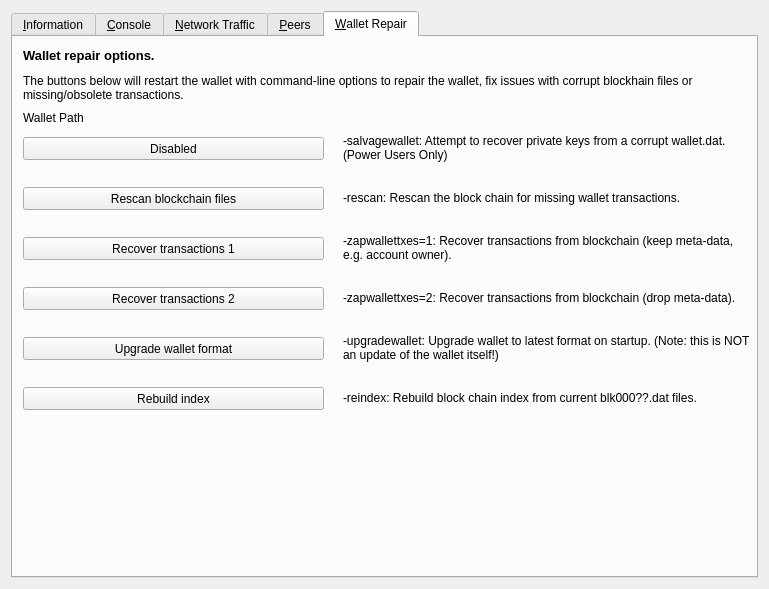
Above: src/qt/forms/rpcconsole.ui from duality-solutions/Sequence before the change. Below: the same form after it.
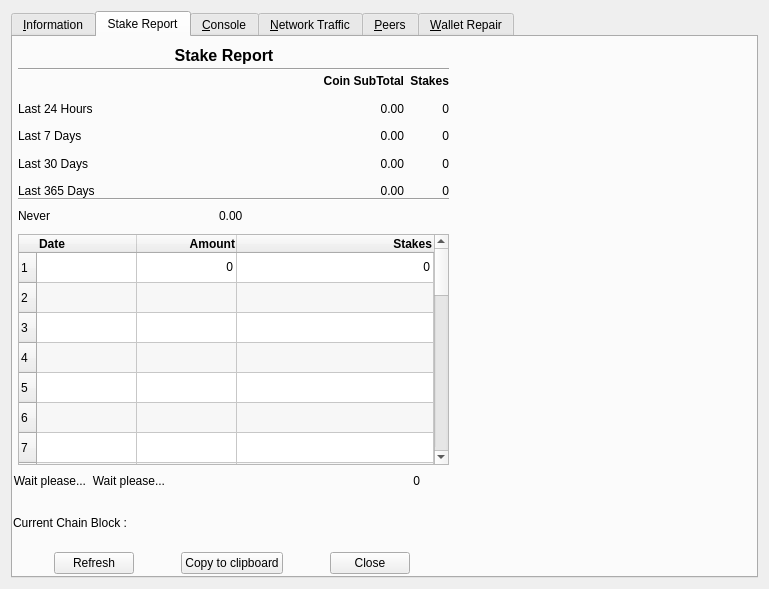
That is the form after the change. Icons and pictures are not drawn. Custom widgets are drawn as their Qt base class.

Commit message: [WIP]Add Stake Report to Tools Window

Patch:
```diff
--- a/src/qt/forms/rpcconsole.ui
+++ b/src/qt/forms/rpcconsole.ui
@@ -21,7 +21,7 @@
 QTabBar { alignment: left; }</string>
      </property>
      <property name="currentIndex">
-      <number>4</number>
+      <number>1</number>
      </property>
      <widget class="QWidget" name="tab_info">
       <attribute name="title">
@@ -420,6 +420,841 @@
        </item>
       </layout>
      </widget>
+     <widget class="QWidget" name="tab">
+      <attribute name="title">
+       <string>Stake Report</string>
+      </attribute>
+      <widget class="QWidget" name="horizontalLayoutWidget">
+       <property name="geometry">
+        <rect>
+         <x>0</x>
+         <y>510</y>
+         <width>441</width>
+         <height>32</height>
+        </rect>
+       </property>
+       <layout class="QHBoxLayout" name="horizontalLayout_6" stretch="1,2,1">
+        <property name="sizeConstraint">
+         <enum>QLayout::SetDefaultConstraint</enum>
+        </property>
+        <item>
+         <widget class="QPushButton" name="button_Refresh">
+          <property name="sizePolicy">
+           <sizepolicy hsizetype="Maximum" vsizetype="Fixed">
+            <horstretch>0</horstretch>
+            <verstretch>0</verstretch>
+           </sizepolicy>
+          </property>
+          <property name="toolTip">
+           <string>Refresh the data</string>
+          </property>
+          <property name="text">
+           <string>Refresh</string>
+          </property>
+         </widget>
+        </item>
+        <item>
+         <widget class="QPushButton" name="CopytoClipboard">
+          <property name="sizePolicy">
+           <sizepolicy hsizetype="Fixed" vsizetype="Fixed">
+            <horstretch>0</horstretch>
+            <verstretch>0</verstretch>
+           </sizepolicy>
+          </property>
+          <property name="minimumSize">
+           <size>
+            <width>100</width>
+            <height>0</height>
+           </size>
+          </property>
+          <property name="toolTip">
+           <string>Copy Report to ClipBoard</string>
+          </property>
+          <property name="text">
+           <string>Copy to clipboard</string>
+          </property>
+         </widget>
+        </item>
+        <item>
+         <widget class="QDialogButtonBox" name="buttonBox">
+          <property name="sizePolicy">
+           <sizepolicy hsizetype="Maximum" vsizetype="Fixed">
+            <horstretch>0</horstretch>
+            <verstretch>0</verstretch>
+           </sizepolicy>
+          </property>
+          <property name="toolTip">
+           <string>Close the dialog</string>
+          </property>
+          <property name="orientation">
+           <enum>Qt::Horizontal</enum>
+          </property>
+          <property name="standardButtons">
+           <set>QDialogButtonBox::Close</set>
+          </property>
+          <property name="centerButtons">
+           <bool>true</bool>
+          </property>
+         </widget>
+        </item>
+       </layout>
+      </widget>
+      <widget class="Line" name="line_3">
+       <property name="geometry">
+        <rect>
+         <x>5</x>
+         <y>160</y>
+         <width>431</width>
+         <height>4</height>
+        </rect>
+       </property>
+       <property name="orientation">
+        <enum>Qt::Horizontal</enum>
+       </property>
+      </widget>
+      <widget class="QLabel" name="label_2">
+       <property name="geometry">
+        <rect>
+         <x>111</x>
+         <y>9</y>
+         <width>200</width>
+         <height>19</height>
+        </rect>
+       </property>
+       <property name="minimumSize">
+        <size>
+         <width>200</width>
+         <height>0</height>
+        </size>
+       </property>
+       <property name="font">
+        <font>
+         <pointsize>12</pointsize>
+         <weight>75</weight>
+         <bold>true</bold>
+        </font>
+       </property>
+       <property name="toolTip">
+        <string>Earnings made by stake over time</string>
+       </property>
+       <property name="frameShape">
+        <enum>QFrame::NoFrame</enum>
+       </property>
+       <property name="frameShadow">
+        <enum>QFrame::Sunken</enum>
+       </property>
+       <property name="lineWidth">
+        <number>2</number>
+       </property>
+       <property name="midLineWidth">
+        <number>3</number>
+       </property>
+       <property name="text">
+        <string>Stake Report</string>
+       </property>
+       <property name="alignment">
+        <set>Qt::AlignHCenter|Qt::AlignTop</set>
+       </property>
+      </widget>
+      <widget class="Line" name="line_4">
+       <property name="geometry">
+        <rect>
+         <x>5</x>
+         <y>24</y>
+         <width>431</width>
+         <height>16</height>
+        </rect>
+       </property>
+       <property name="orientation">
+        <enum>Qt::Horizontal</enum>
+       </property>
+      </widget>
+      <widget class="QWidget" name="gridLayoutWidget2">
+       <property name="geometry">
+        <rect>
+         <x>0</x>
+         <y>429</y>
+         <width>442</width>
+         <height>30</height>
+        </rect>
+       </property>
+       <layout class="QGridLayout" name="gridLayout2" columnstretch="0,0,3">
+        <property name="rightMargin">
+         <number>35</number>
+        </property>
+        <item row="0" column="0">
+         <widget class="QLabel" name="TimeTook">
+          <property name="font">
+           <font>
+            <pointsize>9</pointsize>
+            <weight>50</weight>
+            <bold>false</bold>
+           </font>
+          </property>
+          <property name="toolTip">
+           <string>Time took to retrieve the data</string>
+          </property>
+          <property name="text">
+           <string>Wait please...</string>
+          </property>
+          <property name="alignment">
+           <set>Qt::AlignLeading|Qt::AlignLeft|Qt::AlignRight|Qt::AlignTrailing|Qt::AlignVCenter</set>
+          </property>
+          <property name="margin">
+           <number>4</number>
+          </property>
+         </widget>
+        </item>
+        <item row="0" column="1">
+         <widget class="QLabel" name="TimeTook_2">
+          <property name="font">
+           <font>
+            <pointsize>9</pointsize>
+            <weight>50</weight>
+            <bold>false</bold>
+           </font>
+          </property>
+          <property name="toolTip">
+           <string>Time took to refresh dialog</string>
+          </property>
+          <property name="text">
+           <string>Wait please...</string>
+          </property>
+          <property name="alignment">
+           <set>Qt::AlignLeading|Qt::AlignLeft|Qt::AlignRight|Qt::AlignTrailing|Qt::AlignVCenter</set>
+          </property>
+          <property name="margin">
+           <number>4</number>
+          </property>
+         </widget>
+        </item>
+        <item row="0" column="2">
+         <widget class="QLabel" name="Stake_Counted">
+          <property name="font">
+           <font>
+            <pointsize>9</pointsize>
+            <weight>50</weight>
+            <bold>false</bold>
+           </font>
+          </property>
+          <property name="toolTip">
+           <string>Total Stakes Analyzed</string>
+          </property>
+          <property name="text">
+           <string>0</string>
+          </property>
+          <property name="alignment">
+           <set>Qt::AlignLeading|Qt::AlignLeft|Qt::AlignRight|Qt::AlignTrailing|Qt::AlignVCenter</set>
+          </property>
+          <property name="margin">
+           <number>4</number>
+          </property>
+         </widget>
+        </item>
+       </layout>
+      </widget>
+      <widget class="QWidget" name="horizontalLayoutWidget2">
+       <property name="geometry">
+        <rect>
+         <x>5</x>
+         <y>164</y>
+         <width>431</width>
+         <height>30</height>
+        </rect>
+       </property>
+       <layout class="QHBoxLayout" name="horizontalLayout2" stretch="0,0">
+        <property name="sizeConstraint">
+         <enum>QLayout::SetDefaultConstraint</enum>
+        </property>
+        <property name="rightMargin">
+         <number>35</number>
+        </property>
+        <item>
+         <widget class="QLabel" name="L_LastStakeTime">
+          <property name="sizePolicy">
+           <sizepolicy hsizetype="Preferred" vsizetype="Preferred">
+            <horstretch>0</horstretch>
+            <verstretch>0</verstretch>
+           </sizepolicy>
+          </property>
+          <property name="font">
+           <font>
+            <pointsize>9</pointsize>
+            <weight>50</weight>
+            <bold>false</bold>
+           </font>
+          </property>
+          <property name="toolTip">
+           <string>Date of the last mature Stake</string>
+          </property>
+          <property name="text">
+           <string>Never</string>
+          </property>
+          <property name="alignment">
+           <set>Qt::AlignLeading|Qt::AlignLeft|Qt::AlignVCenter</set>
+          </property>
+          <property name="margin">
+           <number>2</number>
+          </property>
+         </widget>
+        </item>
+        <item>
+         <widget class="QLabel" name="Amount_Last">
+          <property name="sizePolicy">
+           <sizepolicy hsizetype="Preferred" vsizetype="Preferred">
+            <horstretch>0</horstretch>
+            <verstretch>0</verstretch>
+           </sizepolicy>
+          </property>
+          <property name="font">
+           <font>
+            <pointsize>9</pointsize>
+            <weight>50</weight>
+            <bold>false</bold>
+            <kerning>false</kerning>
+           </font>
+          </property>
+          <property name="toolTip">
+           <string>Coin Earned in last mature Stake</string>
+          </property>
+          <property name="text">
+           <string>0.00</string>
+          </property>
+          <property name="alignment">
+           <set>Qt::AlignLeading|Qt::AlignLeft|Qt::AlignVCenter</set>
+          </property>
+          <property name="margin">
+           <number>2</number>
+          </property>
+         </widget>
+        </item>
+       </layout>
+      </widget>
+      <widget class="QTableWidget" name="StakeReportTable">
+       <property name="geometry">
+        <rect>
+         <x>5</x>
+         <y>197</y>
+         <width>431</width>
+         <height>231</height>
+        </rect>
+       </property>
+       <property name="sizePolicy">
+        <sizepolicy hsizetype="Expanding" vsizetype="Expanding">
+         <horstretch>1</horstretch>
+         <verstretch>0</verstretch>
+        </sizepolicy>
+       </property>
+       <property name="font">
+        <font>
+         <weight>50</weight>
+         <bold>false</bold>
+        </font>
+       </property>
+       <property name="alternatingRowColors">
+        <bool>true</bool>
+       </property>
+       <property name="sortingEnabled">
+        <bool>true</bool>
+       </property>
+       <property name="rowCount">
+        <number>30</number>
+       </property>
+       <property name="columnCount">
+        <number>3</number>
+       </property>
+       <attribute name="horizontalHeaderStretchLastSection">
+        <bool>true</bool>
+       </attribute>
+       <row/>
+       <row/>
+       <row/>
+       <row/>
+       <row/>
+       <row/>
+       <row/>
+       <row/>
+       <row/>
+       <row/>
+       <row/>
+       <row/>
+       <row/>
+       <row/>
+       <row/>
+       <row/>
+       <row/>
+       <row/>
+       <row/>
+       <row/>
+       <row/>
+       <row/>
+       <row/>
+       <row/>
+       <row/>
+       <row/>
+       <row/>
+       <row/>
+       <row/>
+       <row/>
+       <column>
+        <property name="text">
+         <string>Date</string>
+        </property>
+        <property name="font">
+         <font>
+          <pointsize>9</pointsize>
+          <weight>75</weight>
+          <bold>true</bold>
+         </font>
+        </property>
+        <property name="textAlignment">
+         <set>AlignLeading|AlignVCenter</set>
+        </property>
+       </column>
+       <column>
+        <property name="text">
+         <string>Amount</string>
+        </property>
+        <property name="font">
+         <font>
+          <pointsize>9</pointsize>
+          <weight>75</weight>
+          <bold>true</bold>
+         </font>
+        </property>
+        <property name="textAlignment">
+         <set>AlignTrailing|AlignVCenter</set>
+        </property>
+       </column>
+       <column>
+        <property name="text">
+         <string>Stakes</string>
+        </property>
+        <property name="font">
+         <font>
+          <pointsize>9</pointsize>
+          <weight>75</weight>
+          <bold>true</bold>
+         </font>
+        </property>
+        <property name="textAlignment">
+         <set>AlignTrailing|AlignVCenter</set>
+        </property>
+       </column>
+       <item row="0" column="0">
+        <property name="text">
+         <string/>
+        </property>
+        <property name="font">
+         <font>
+          <pointsize>9</pointsize>
+         </font>
+        </property>
+        <property name="flags">
+         <set>ItemIsSelectable|ItemIsUserCheckable|ItemIsEnabled</set>
+        </property>
+       </item>
+       <item row="0" column="1">
+        <property name="text">
+         <string notr="true">0</string>
+        </property>
+        <property name="whatsThis">
+         <string/>
+        </property>
+        <property name="font">
+         <font>
+          <pointsize>9</pointsize>
+         </font>
+        </property>
+        <property name="textAlignment">
+         <set>AlignTrailing|AlignVCenter</set>
+        </property>
+        <property name="flags">
+         <set>ItemIsSelectable|ItemIsUserCheckable|ItemIsEnabled</set>
+        </property>
+       </item>
+       <item row="0" column="2">
+        <property name="text">
+         <string notr="true">0</string>
+        </property>
+        <property name="font">
+         <font>
+          <pointsize>9</pointsize>
+         </font>
+        </property>
+        <property name="textAlignment">
+         <set>AlignTrailing|AlignVCenter</set>
+        </property>
+        <property name="flags">
+         <set>ItemIsSelectable|ItemIsUserCheckable|ItemIsEnabled</set>
+        </property>
+       </item>
+      </widget>
+      <widget class="QWidget" name="gridLayoutWidget">
+       <property name="geometry">
+        <rect>
+         <x>5</x>
+         <y>33</y>
+         <width>431</width>
+         <height>132</height>
+        </rect>
+       </property>
+       <property name="font">
+        <font>
+         <pointsize>9</pointsize>
+        </font>
+       </property>
+       <layout class="QGridLayout" name="gridLayout_4" columnstretch="3,3,0">
+        <property name="verticalSpacing">
+         <number>5</number>
+        </property>
+        <item row="0" column="1">
+         <widget class="QLabel" name="L_Coin">
+          <property name="font">
+           <font>
+            <pointsize>9</pointsize>
+            <weight>75</weight>
+            <bold>true</bold>
+           </font>
+          </property>
+          <property name="text">
+           <string>Coin SubTotal</string>
+          </property>
+          <property name="alignment">
+           <set>Qt::AlignRight|Qt::AlignTrailing|Qt::AlignVCenter</set>
+          </property>
+          <property name="margin">
+           <number>4</number>
+          </property>
+         </widget>
+        </item>
+        <item row="0" column="2">
+         <widget class="QLabel" name="label_11">
+          <property name="font">
+           <font>
+            <pointsize>9</pointsize>
+            <weight>75</weight>
+            <bold>true</bold>
+           </font>
+          </property>
+          <property name="toolTip">
+           <string>Blocks Staked</string>
+          </property>
+          <property name="text">
+           <string>Stakes</string>
+          </property>
+          <property name="alignment">
+           <set>Qt::AlignRight|Qt::AlignTrailing|Qt::AlignVCenter</set>
+          </property>
+          <property name="margin">
+           <number>4</number>
+          </property>
+         </widget>
+        </item>
+        <item row="1" column="0">
+         <widget class="QLabel" name="L1_24h">
+          <property name="font">
+           <font>
+            <pointsize>9</pointsize>
+            <weight>50</weight>
+            <bold>false</bold>
+           </font>
+          </property>
+          <property name="toolTip">
+           <string/>
+          </property>
+          <property name="text">
+           <string>Last 24 Hours</string>
+          </property>
+          <property name="margin">
+           <number>4</number>
+          </property>
+         </widget>
+        </item>
+        <item row="1" column="1">
+         <widget class="QLabel" name="Amount_24H">
+          <property name="font">
+           <font>
+            <pointsize>9</pointsize>
+            <weight>50</weight>
+            <bold>false</bold>
+            <kerning>false</kerning>
+           </font>
+          </property>
+          <property name="toolTip">
+           <string>Coin Earned in last 24H</string>
+          </property>
+          <property name="text">
+           <string>0.00</string>
+          </property>
+          <property name="alignment">
+           <set>Qt::AlignRight|Qt::AlignTrailing|Qt::AlignVCenter</set>
+          </property>
+          <property name="margin">
+           <number>4</number>
+          </property>
+         </widget>
+        </item>
+        <item row="1" column="2">
+         <widget class="QLabel" name="Stake_24H">
+          <property name="font">
+           <font>
+            <pointsize>9</pointsize>
+            <weight>50</weight>
+            <bold>false</bold>
+            <kerning>false</kerning>
+           </font>
+          </property>
+          <property name="toolTip">
+           <string>Stake Made in last 24H</string>
+          </property>
+          <property name="text">
+           <string>0</string>
+          </property>
+          <property name="alignment">
+           <set>Qt::AlignRight|Qt::AlignTrailing|Qt::AlignVCenter</set>
+          </property>
+          <property name="margin">
+           <number>4</number>
+          </property>
+         </widget>
+        </item>
+        <item row="2" column="0">
+         <widget class="QLabel" name="L2_7D">
+          <property name="font">
+           <font>
+            <pointsize>9</pointsize>
+            <weight>50</weight>
+            <bold>false</bold>
+           </font>
+          </property>
+          <property name="toolTip">
+           <string/>
+          </property>
+          <property name="text">
+           <string>Last 7 Days</string>
+          </property>
+          <property name="margin">
+           <number>4</number>
+          </property>
+         </widget>
+        </item>
+        <item row="2" column="1">
+         <widget class="QLabel" name="Amount_7D">
+          <property name="font">
+           <font>
+            <pointsize>9</pointsize>
+            <weight>50</weight>
+            <bold>false</bold>
+            <kerning>false</kerning>
+           </font>
+          </property>
+          <property name="toolTip">
+           <string>Coin Earned in last 7 Days</string>
+          </property>
+          <property name="text">
+           <string>0.00</string>
+          </property>
+          <property name="alignment">
+           <set>Qt::AlignRight|Qt::AlignTrailing|Qt::AlignVCenter</set>
+          </property>
+          <property name="margin">
+           <number>4</number>
+          </property>
+         </widget>
+        </item>
+        <item row="2" column="2">
+         <widget class="QLabel" name="Stake_7D">
+          <property name="font">
+           <font>
+            <pointsize>9</pointsize>
+            <weight>50</weight>
+            <bold>false</bold>
+            <kerning>false</kerning>
+           </font>
+          </property>
+          <property name="toolTip">
+           <string>Stake Made in last 7 Days</string>
+          </property>
+          <property name="text">
+           <string>0</string>
+          </property>
+          <property name="alignment">
+           <set>Qt::AlignRight|Qt::AlignTrailing|Qt::AlignVCenter</set>
+          </property>
+          <property name="margin">
+           <number>4</number>
+          </property>
+         </widget>
+        </item>
+        <item row="3" column="0">
+         <widget class="QLabel" name="L3_30D">
+          <property name="font">
+           <font>
+            <pointsize>9</pointsize>
+            <weight>50</weight>
+            <bold>false</bold>
+           </font>
+          </property>
+          <property name="toolTip">
+           <string/>
+          </property>
+          <property name="text">
+           <string>Last 30 Days</string>
+          </property>
+          <property name="margin">
+           <number>4</number>
+          </property>
+         </widget>
+        </item>
+        <item row="3" column="1">
+         <widget class="QLabel" name="Amount_30D">
+          <property name="font">
+           <font>
+            <pointsize>9</pointsize>
+            <weight>50</weight>
+            <bold>false</bold>
+            <kerning>false</kerning>
+           </font>
+          </property>
+          <property name="toolTip">
+           <string>Coin Earned in last 30 Days</string>
+          </property>
+          <property name="text">
+           <string>0.00</string>
+          </property>
+          <property name="alignment">
+           <set>Qt::AlignRight|Qt::AlignTrailing|Qt::AlignVCenter</set>
+          </property>
+          <property name="margin">
+           <number>4</number>
+          </property>
+         </widget>
+        </item>
+        <item row="3" column="2">
+         <widget class="QLabel" name="Stake_30D">
+          <property name="font">
+           <font>
+            <pointsize>9</pointsize>
+            <weight>50</weight>
+            <bold>false</bold>
+            <kerning>false</kerning>
+           </font>
+          </property>
+          <property name="toolTip">
+           <string>Stake Made in last 30 Days</string>
+          </property>
+          <property name="text">
+           <string>0</string>
+          </property>
+          <property name="alignment">
+           <set>Qt::AlignRight|Qt::AlignTrailing|Qt::AlignVCenter</set>
+          </property>
+          <property name="margin">
+           <number>4</number>
+          </property>
+         </widget>
+        </item>
+        <item row="4" column="0">
+         <widget class="QLabel" name="L3_30D_2">
+          <property name="font">
+           <font>
+            <pointsize>9</pointsize>
+            <weight>50</weight>
+            <bold>false</bold>
+           </font>
+          </property>
+          <property name="toolTip">
+           <string/>
+          </property>
+          <property name="text">
+           <string>Last 365 Days</string>
+          </property>
+          <property name="margin">
+           <number>4</number>
+          </property>
+         </widget>
+        </item>
+        <item row="4" column="1">
+         <widget class="QLabel" name="Amount_365D">
+          <property name="font">
+           <font>
+            <pointsize>9</pointsize>
+            <weight>50</weight>
+            <bold>false</bold>
+            <kerning>false</kerning>
+           </font>
+          </property>
+          <property name="toolTip">
+           <string>Coin Earned in last 365 Days</string>
+          </property>
+          <property name="text">
+           <string>0.00</string>
+          </property>
+          <property name="alignment">
+           <set>Qt::AlignRight|Qt::AlignTrailing|Qt::AlignVCenter</set>
+          </property>
+          <property name="margin">
+           <number>4</number>
+          </property>
+         </widget>
+        </item>
+        <item row="4" column="2">
+         <widget class="QLabel" name="Stake_365D">
+          <property name="font">
+           <font>
+            <pointsize>9</pointsize>
+            <weight>50</weight>
+            <bold>false</bold>
+            <kerning>false</kerning>
+           </font>
+          </property>
+          <property name="toolTip">
+           <string>Stake Made in last 365 Days</string>
+          </property>
+          <property name="text">
+           <string>0</string>
+          </property>
+          <property name="alignment">
+           <set>Qt::AlignRight|Qt::AlignTrailing|Qt::AlignVCenter</set>
+          </property>
+          <property name="margin">
+           <number>4</number>
+          </property>
+         </widget>
+        </item>
+       </layout>
+      </widget>
+      <widget class="QLabel" name="L_CurrentBlock">
+       <property name="geometry">
+        <rect>
+         <x>0</x>
+         <y>460</y>
+         <width>442</width>
+         <height>51</height>
+        </rect>
+       </property>
+       <property name="font">
+        <font>
+         <pointsize>9</pointsize>
+         <weight>50</weight>
+         <bold>false</bold>
+        </font>
+       </property>
+       <property name="toolTip">
+        <string>Data of the current block.</string>
+       </property>
+       <property name="text">
+        <string>Current Chain Block :</string>
+       </property>
+       <property name="alignment">
+        <set>Qt::AlignLeading|Qt::AlignLeft|Qt::AlignVCenter</set>
+       </property>
+       <property name="margin">
+        <number>2</number>
+       </property>
+      </widget>
+     </widget>
      <widget class="QWidget" name="tab_console">
       <attribute name="title">
        <string>&amp;Console</string>
```
Left out of the diff: 2 changed lines with no effect on the pictures. The commit also changes 2 other files.
